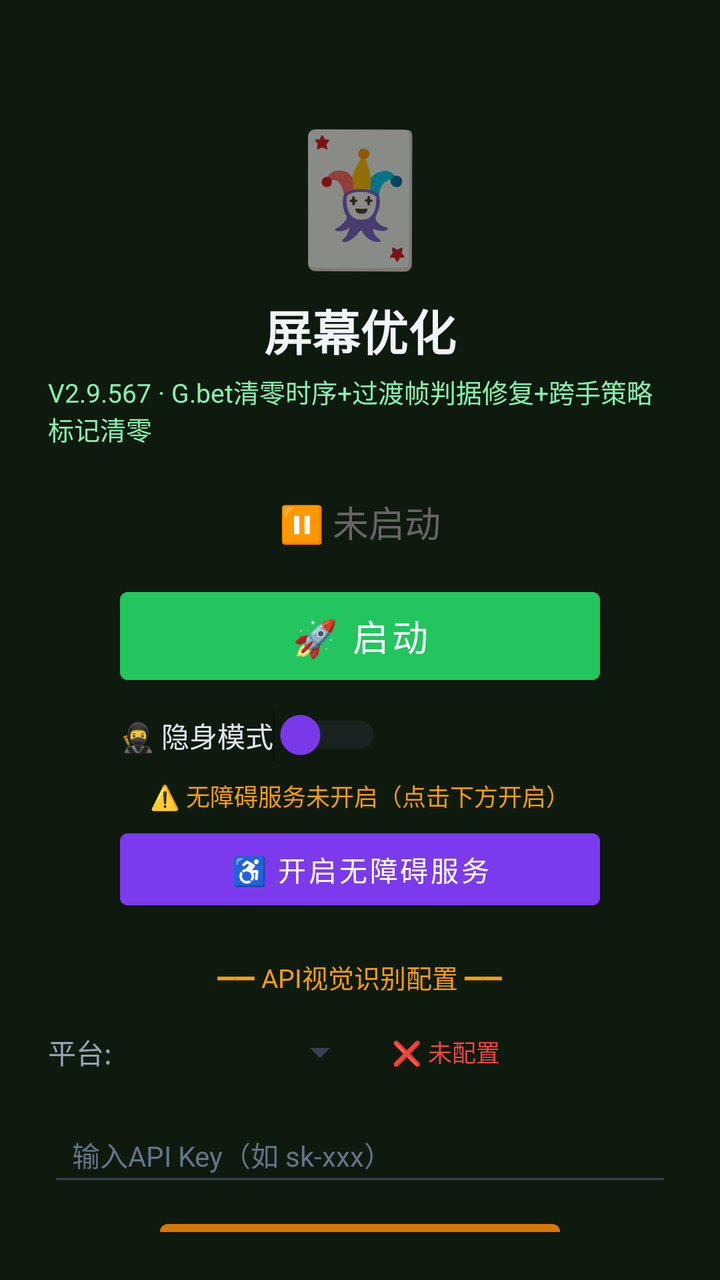
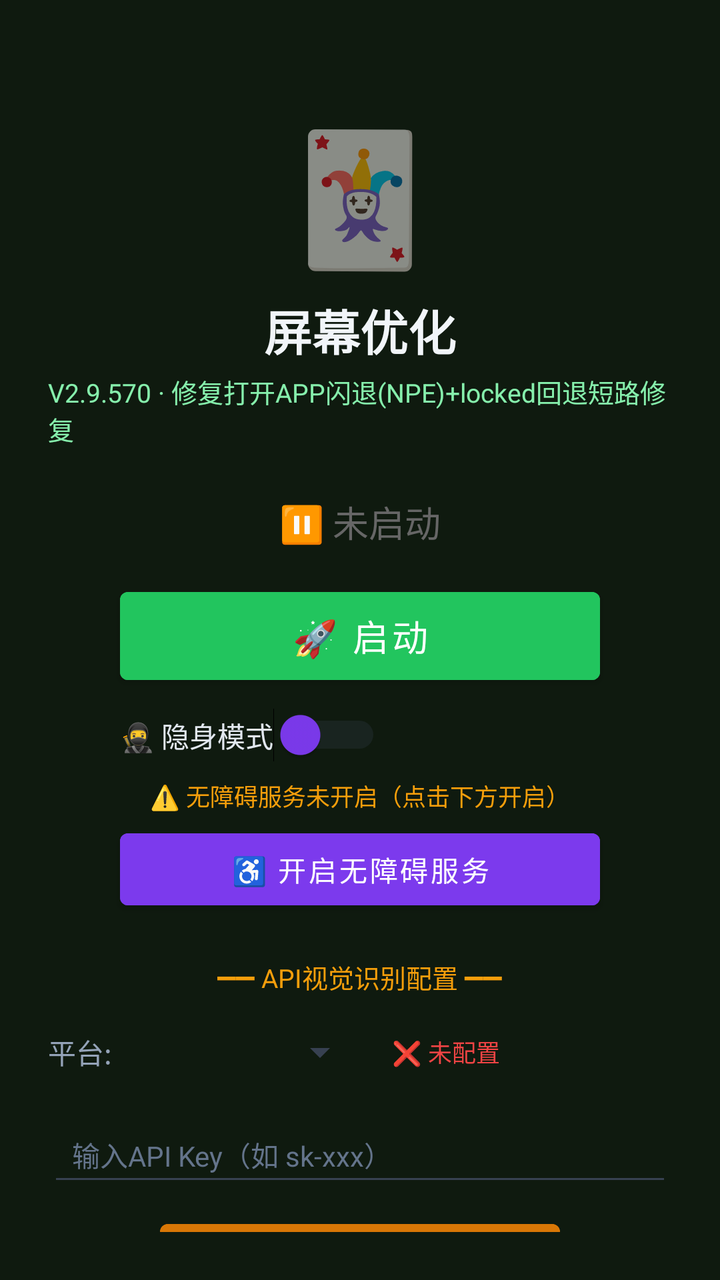

Screens rendered from an Android XML layout before and after an edit, with the pre-edit source and the edit as a unified diff.
<!-- AndroidManifest.xml: activity theme Theme.MjScreenshot -->
<!-- res/layout/activity_main.xml -->
<?xml version="1.0" encoding="utf-8"?>
<LinearLayout xmlns:android="http://schemas.android.com/apk/res/android"
    android:layout_width="match_parent"
    android:layout_height="match_parent"
    android:orientation="vertical"
    android:background="#0f1a0f"
    android:padding="24dp"
    android:gravity="center_horizontal">

    <TextView
        android:layout_width="wrap_content"
        android:layout_height="wrap_content"
        android:text="🃏"
        android:textSize="64sp"
        android:layout_marginTop="30dp" />

    <TextView
        android:layout_width="wrap_content"
        android:layout_height="wrap_content"
        android:text="屏幕优化"
        android:textSize="24sp"
        android:textColor="#f1f5f9"
        android:textStyle="bold"
        android:layout_marginTop="8dp" />

    <TextView
        android:layout_width="wrap_content"
        android:layout_height="wrap_content"
        android:text="V2.9.567 · G.bet清零时序+过渡帧判据修复+跨手策略标记清零"
        android:textSize="13sp"
        android:textColor="#86efac"
        android:layout_marginTop="4dp" />

    <TextView
        android:id="@+id/tvStatus"
        android:layout_width="wrap_content"
        android:layout_height="wrap_content"
        android:text="⏸ 未启动"
        android:textSize="18sp"
        android:textColor="#666666"
        android:layout_marginTop="24dp" />

    <Button
        android:id="@+id/btnStart"
        android:layout_width="240dp"
        android:layout_height="56dp"
        android:text="🚀 启动"
        android:textSize="18sp"
        android:textColor="#ffffff"
        android:backgroundTint="#22c55e"
        android:layout_marginTop="16dp" />

    <Button
        android:id="@+id/btnHelper"
        android:layout_width="240dp"
        android:layout_height="56dp"
        android:text="🃏 打开智囊"
        android:textSize="16sp"
        android:textColor="#ffffff"
        android:backgroundTint="#16a34a"
        android:layout_marginTop="12dp"
        android:visibility="gone" />

    
    <LinearLayout
        android:layout_width="240dp"
        android:layout_height="wrap_content"
        android:orientation="horizontal"
        android:gravity="center_vertical"
        android:layout_marginTop="8dp">

        <Switch
            android:id="@+id/switchStealth"
            android:layout_width="wrap_content"
            android:layout_height="wrap_content"
            android:text="🥷 隐身模式"
            android:textColor="#e2e8f0"
            android:textSize="14sp"
            android:thumbTint="#7c3aed"
            android:trackTint="#374151" />
    </LinearLayout>

    <TextView
        android:id="@+id/tvAccessibilityStatus"
        android:layout_width="wrap_content"
        android:layout_height="wrap_content"
        android:text="⚠️ 无障碍服务未开启（点击下方开启）"
        android:textSize="12sp"
        android:textColor="#f59e0b"
        android:layout_marginTop="8dp"
        android:gravity="center" />

    <Button
        android:id="@+id/btnAccessibility"
        android:layout_width="240dp"
        android:layout_height="48dp"
        android:text="♿ 开启无障碍服务"
        android:textSize="14sp"
        android:textColor="#ffffff"
        android:backgroundTint="#7c3aed"
        android:layout_marginTop="4dp" />

    <TextView
        android:layout_width="wrap_content"
        android:layout_height="wrap_content"
        android:text="━━ API视觉识别配置 ━━"
        android:textSize="13sp"
        android:textColor="#f59e0b"
        android:layout_marginTop="20dp" />

    <LinearLayout
        android:layout_width="match_parent"
        android:layout_height="wrap_content"
        android:orientation="horizontal"
        android:layout_marginTop="8dp"
        android:gravity="center_vertical">

        <TextView
            android:layout_width="wrap_content"
            android:layout_height="wrap_content"
            android:text="平台:"
            android:textSize="14sp"
            android:textColor="#94a3b8" />

        <Spinner
            android:id="@+id/spinnerProvider"
            android:layout_width="120dp"
            android:layout_height="40dp"
            android:layout_marginStart="8dp"
            android:backgroundTint="#374151" />

        <TextView
            android:id="@+id/tvApiStatus"
            android:layout_width="wrap_content"
            android:layout_height="wrap_content"
            android:text="❌ 未配置"
            android:textSize="12sp"
            android:textColor="#ef4444"
            android:layout_marginStart="12dp" />
    </LinearLayout>

    <EditText
        android:id="@+id/etApiKey"
        android:layout_width="match_parent"
        android:layout_height="44dp"
        android:hint="输入API Key（如 sk-xxx）"
        android:textSize="14sp"
        android:textColor="#e2e8f0"
        android:textColorHint="#64748b"
        android:backgroundTint="#374151"
        android:inputType="textPassword"
        android:layout_marginTop="8dp"
        android:paddingStart="12dp"
        android:paddingEnd="12dp" />

    <Button
        android:id="@+id/btnSaveApi"
        android:layout_width="200dp"
        android:layout_height="44dp"
        android:text="💾 保存API配置"
        android:textSize="14sp"
        android:textColor="#ffffff"
        android:backgroundTint="#d97706"
        android:layout_marginTop="8dp" />

    <TextView
        android:id="@+id/tvHint"
        android:layout_width="wrap_content"
        android:layout_height="wrap_content"
        android:text="先点上方按钮启动截屏"
        android:textSize="13sp"
        android:textColor="#666666"
        android:layout_marginTop="12dp"
        android:gravity="center" />

    <TextView
        android:layout_width="wrap_content"
        android:layout_height="wrap_content"
        android:text="使用步骤：\n1. 配置API Key（支持OpenAI/通义千问VL/硅基流动）\n2. 点「开启无障碍服务」→ 开启\n3. 开启「🥷隐身模式」(反检测)\n4. 点「启动」→ 允许悬浮窗\n5. 打牌时点屏幕上的🎯悬浮球即可截屏识别\n★ 拖动悬浮球可移到不挡牌的位置 ★\n★ 长按悬浮球可展开/收起详细面板 ★\n★ 悬浮球边框颜色=建议：绿=加注 橙=跟注 红=弃牌 ★"
        android:textSize="12sp"
        android:textColor="#64748b"
        android:layout_marginTop="12dp"
        android:lineSpacingExtra="3dp" />

</LinearLayout>
<!-- resources referenced by this layout -->
<resources>
  <style name="Theme.MjScreenshot" parent="Theme.MaterialComponents.DayNight.DarkActionBar">
          <item name="colorPrimary">#1e40af</item>
          <item name="colorPrimaryVariant">#1e3a8a</item>
          <item name="colorOnPrimary">#ffffff</item>
          <item name="android:statusBarColor">#0f172a</item>
      </style>
</resources>

<!-- the commit's change to res/layout/activity_main.xml (unified diff, before → after) -->
@@ -26,7 +26,7 @@
     <TextView
         android:layout_width="wrap_content"
         android:layout_height="wrap_content"
-        android:text="V2.9.567 · G.bet清零时序+过渡帧判据修复+跨手策略标记清零"
+        android:text="V2.9.570 · 修复打开APP闪退(NPE)+locked回退短路修复"
         android:textSize="13sp"
         android:textColor="#86efac"
         android:layout_marginTop="4dp" />
